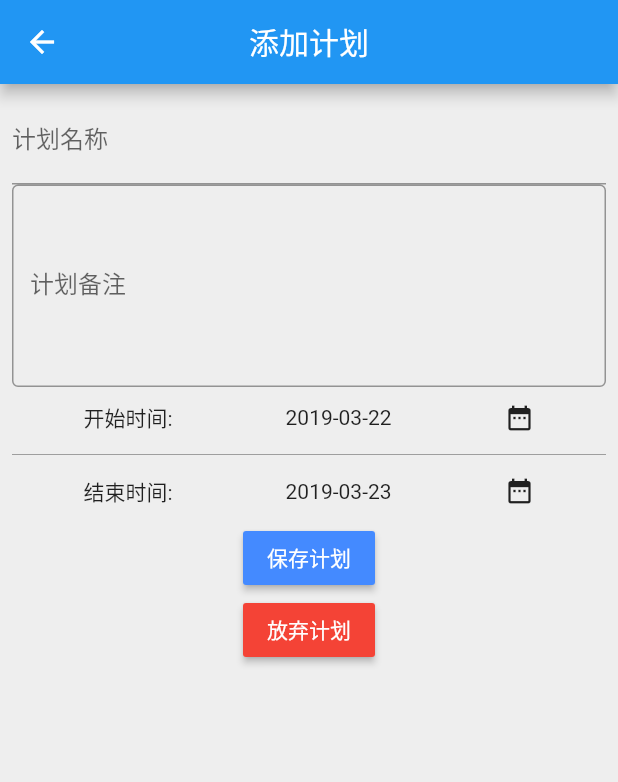
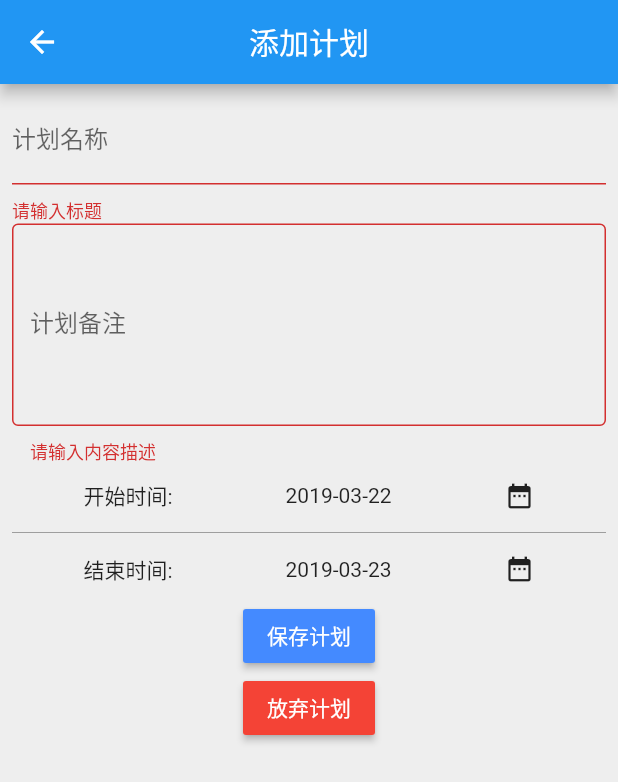
Before and after one commit to javaKhan/life_front, a Flutter app: the PlanAddPage screen opened directly, after a tap on "保存计划", on a phone screen of 412 x 824 dp. Shown: the top 782 px of the screen. Run offline on Flutter 3.47's test engine with Material 2 defaults, Android fonts, the phone set to English and light mode, and no system bars; our stand-ins replace dio, shared_preferences; accounts and stored records are empty.

Commit message:
login and plan add

```diff
--- /dev/null
+++ b/lib/common/LAPI.dart
@@ -0,0 +1,14 @@
+
+class LAPI {
+  static const  String BASE_URL = "http://10.0.2.2:2004";   //根地址
+  static const String LOGIN = "/login";           //登陆
+  static const String BAIDU = "http://www.baidu.com";
+  static const String TEST = BASE_URL+"/test";
+
+/**
+ * 计划部分
+ */
+  static const String PLAN_ADD = "/plan/add";
+
+
+}
--- a/lib/plan/PlanAddPage.dart
+++ b/lib/plan/PlanAddPage.dart
@@ -3,6 +3,8 @@ import 'package:flutter/material.dart';
 //import 'dart:async';
 
 import 'package:intl/intl.dart';
+import 'package:life_front/plan/model/PlanModel.dart';
+import 'package:life_front/plan/service/PlanService.dart';
 
 class PlanAddPage extends StatefulWidget {
   @override
@@ -14,6 +16,9 @@ class PlanAddPage extends StatefulWidget {
 class PlanAddPageState extends State<PlanAddPage> {
   GlobalKey<FormState> _addPlanKey = new GlobalKey<FormState>();
   final DateFormat dateFormat = DateFormat("yyyy-MM-dd");
+
+  String title ;
+  String comment;
   DateTime startDay = DateTime.now();
   DateTime endDay = DateTime.now().add(Duration(days: 1));
 
@@ -49,10 +54,29 @@ class PlanAddPageState extends State<PlanAddPage> {
   }
 
   savePlan(){
+    _addPlanKey.currentState.save();
+    _addPlanKey.currentState.validate();
+    PlanService planService = PlanService();
+    PlanModel planModel = PlanModel(this.title,this.comment,this.startDay,this.endDay);
+    planService.planAdd(planModel);
 
   }
   cancelPlan(BuildContext context){
     Navigator.maybePop(context);
+  }
+
+  //-
+  String valComment(value){
+    print("注释:"+value);
+    if(null!=value){
+      return "请输入内容描述";
+    }
+  }
+  String valTitle(value){
+    print("标题:"+value);
+    if(null!=value){
+      return "请输入标题";
+    }
   }
 
   @override
@@ -71,6 +95,8 @@ class PlanAddPageState extends State<PlanAddPage> {
             children: <Widget>[
               TextFormField(
                 decoration: new InputDecoration(labelText: "计划名称"),
+                onSaved: (value)=> this.title = value,
+                validator: valTitle,
               ),
               TextFormField(
                 maxLines: 5,
@@ -79,6 +105,8 @@ class PlanAddPageState extends State<PlanAddPage> {
                   labelText: "计划备注",
                   hintText: "",
                 ),
+                onSaved: (value)=> this.comment = value,
+                validator: valComment,
               ),
               InkWell(
                 onTap: _selectStartDate,
--- /dev/null
+++ b/lib/plan/model/PlanModel.dart
@@ -0,0 +1,11 @@
+//import 'package:json_annotation/json_annotation.dart';
+
+class PlanModel{
+  String title;
+  String comment;
+  DateTime startDate;
+  DateTime endDate;
+  PlanModel(this.title,this.comment,this.startDate,this.endDate);
+
+
+}
--- /dev/null
+++ b/lib/plan/service/PlanService.dart
@@ -0,0 +1,15 @@
+import 'package:dio/dio.dart';
+import 'package:life_front/common/LAPI.dart';
+import 'dart:convert';
+import 'package:life_front/plan/model/PlanModel.dart';
+
+class PlanService {
+  planAdd(PlanModel plan){
+    var planJson = json.encode(plan);
+    print("json:"+planJson);
+    Dio dio = new Dio();
+
+//    dio.post(LAPI.PLAN_ADD);
+    print("保存成功");
+  }
+}
--- a/pubspec.yaml
+++ b/pubspec.yaml
@@ -20,7 +20,13 @@ dependencies:
   flutter:
     sdk: flutter
   intl: 0.15.7
+  http: ^0.12.0+1
   flutter_datetime_picker: 1.1.3
+  shared_preferences:  ^0.5.1+2
+  dio: 2.1.0  #latest version
+  json_serializable: ^2.0.3
+
+
 
   # The following adds the Cupertino Icons font to your application.
   # Use with the CupertinoIcons class for iOS style icons.
```
Also changed, not shown: lib/common/LocalStorage.dart (added, +13 -0 lines), lib/login/LoginView.dart (+12 -2 lines), lib/login/service/LoginService.dart (added, +29 -0 lines), pubspec.lock.
